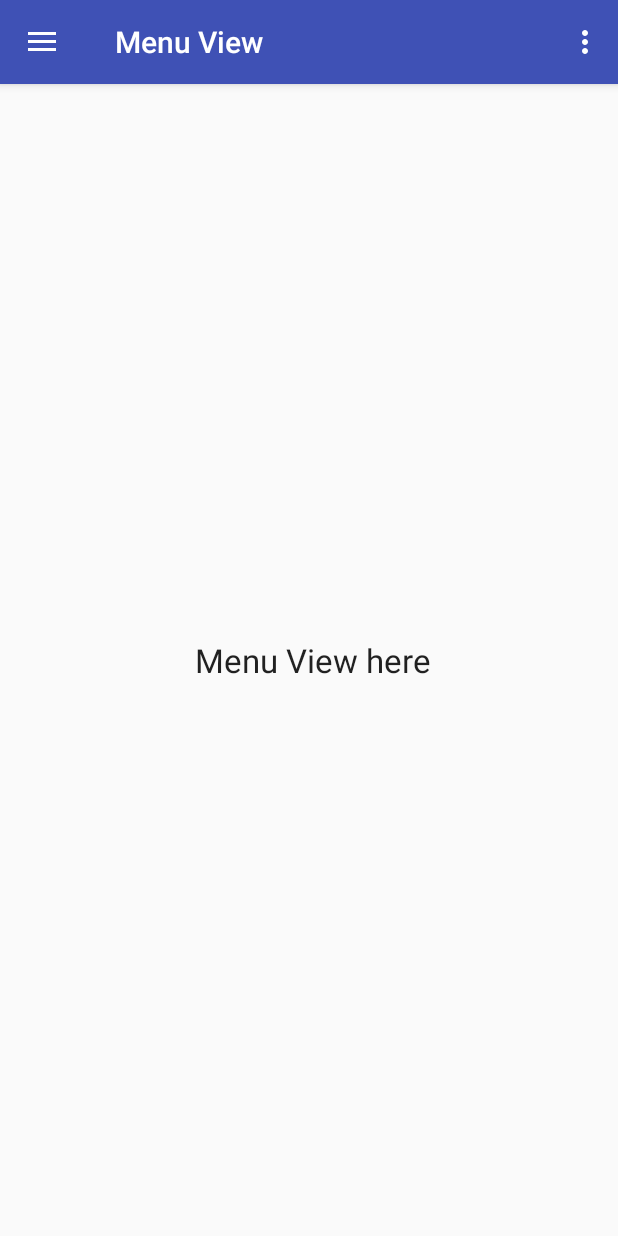
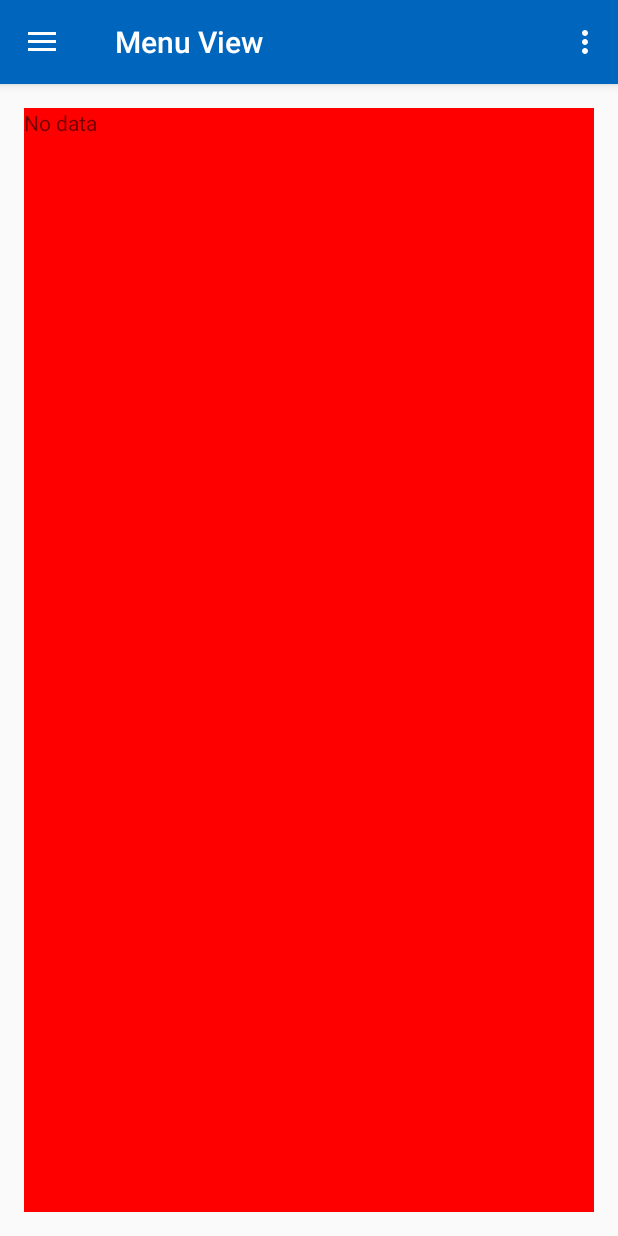
Before and after one commit to juduncan/cse455, an Android app: the HomeActivity screen opened directly, with no data from a screen before it, in the side drawer, after a tap on "Menu", on a phone screen of 412 x 824 dp. Run offline under Robolectric (Android 15) with nearby library versions, the phone set to English and light mode, and no system bars.

Commit message:
prettying up UI

```diff
--- a/app/src/main/java/com/example/justd/myapplication/HomeActivity.java
+++ b/app/src/main/java/com/example/justd/myapplication/HomeActivity.java
@@ -80,7 +80,7 @@ public class HomeActivity extends AppCompatActivity
                 fragment = new MenuFragment();
                 break;
             case R.id.nav_menu2:
-                fragment = new Menu2Fragment();
+                fragment = new ItemFragment();
                 break;
 
         }
--- a/app/src/main/res/layout/activity_main.xml
+++ b/app/src/main/res/layout/activity_main.xml
@@ -48,7 +48,7 @@
         android:layout_marginTop="8dp"
 
         android:onClick="goMenu"
-        android:text="@string/settings"
+        android:text="@string/title_activity_home"
         app:layout_constraintBottom_toBottomOf="parent"
         app:layout_constraintLeft_toLeftOf="parent"
         app:layout_constraintRight_toRightOf="parent"
--- a/app/src/main/res/layout/map_fragment.xml
+++ b/app/src/main/res/layout/map_fragment.xml
@@ -5,7 +5,6 @@
 
 
     <fragment
-        class="com.google.android.gms.maps.MapFragment"
         android:name="com.google.android.gms.maps.SupportMapFragment"
         android:layout_width="match_parent"
         android:layout_height="match_parent"
--- a/app/src/main/res/layout/menu_fragment.xml
+++ b/app/src/main/res/layout/menu_fragment.xml
@@ -3,13 +3,16 @@
     android:orientation="vertical" android:layout_width="match_parent"
     android:layout_height="match_parent">
 
-    <TextView
-        android:layout_centerInParent="true"
-        android:textAppearance="@style/Base.TextAppearance.AppCompat.Large"
-        android:id="@+id/textView2"
-        android:layout_width="wrap_content"
-        android:layout_height="wrap_content"
-        android:layout_centerHorizontal="true"
-        android:layout_centerVertical="true"
-        android:text=" Menu View here" />
+    <ListView android:id="@id/android:list"
+        android:layout_width="match_parent"
+        android:layout_height="match_parent"
+        android:background="#00FF00"
+        android:layout_weight="1"
+        android:drawSelectorOnTop="false"/>
+
+    <TextView android:id="@id/android:empty"
+        android:layout_width="match_parent"
+        android:layout_height="match_parent"
+        android:background="#FF0000"
+        android:text="No data"/>
 </RelativeLayout>
--- a/app/src/main/res/menu/activity_home_drawer.xml
+++ b/app/src/main/res/menu/activity_home_drawer.xml
@@ -4,11 +4,11 @@
     <group android:checkableBehavior="single">
         <item
             android:id="@+id/nav_map"
-            android:icon="@drawable/ic_menu_camera"
+            android:icon="@android:drawable/ic_dialog_map"
             android:title="@string/map" />
         <item
             android:id="@+id/nav_menu"
-            android:icon="@drawable/ic_menu_gallery"
+            android:icon="@drawable/ic_setting_light"
             android:title="@string/menu" />
         <item
             android:id="@+id/nav_menu2"
--- a/app/src/main/res/values/colors.xml
+++ b/app/src/main/res/values/colors.xml
@@ -1,6 +1,6 @@
 <?xml version="1.0" encoding="utf-8"?>
 <resources>
-    <color name="colorPrimary">#3F51B5</color>
-    <color name="colorPrimaryDark">#303F9F</color>
-    <color name="colorAccent">#FF4081</color>
+    <color name="colorPrimary">#0065bd</color>
+    <color name="colorPrimaryDark">#3b4447</color>
+    <color name="colorAccent">#00549e</color>
 </resources>
```
Also changed, not shown: app/src/main/res/layout/nav_header_home.xml (+10 -8 lines), app/src/main/ic_csusb_logo-web.png (added), app/src/main/ic_launcher-web.png (added), app/src/main/res/mipmap-hdpi/ic_csusb_logo.png (added), app/src/main/res/mipmap-hdpi/ic_launcher.png, app/src/main/res/mipmap-mdpi/ic_csusb_logo.png (added), app/src/main/res/mipmap-mdpi/ic_launcher.png, app/src/main/res/mipmap-xhdpi/ic_csusb_logo.png (added), app/src/main/res/mipmap-xhdpi/ic_launcher.png, app/src/main/res/mipmap-xxhdpi/ic_csusb_logo.png (added), app/src/main/res/mipmap-xxhdpi/ic_launcher.png, app/src/main/res/mipmap-xxxhdpi/ic_csusb_logo.png (added), app/src/main/res/mipmap-xxxhdpi/ic_launcher.png.
